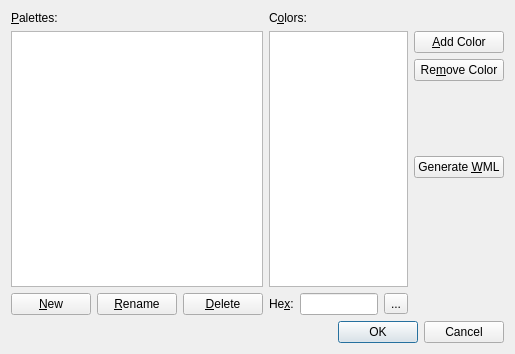
This is src/custompalettes.ui in irydacea/wespal as Qt 5 draws it before an edit. The edited form follows.
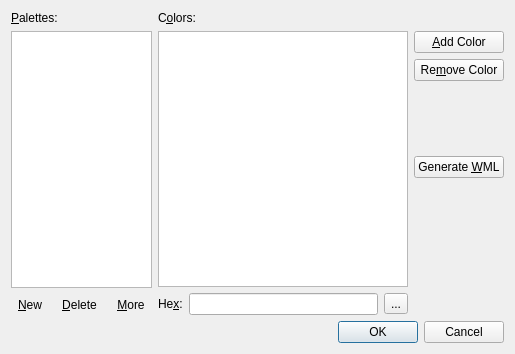
This is the edited form. Icons and pictures are not drawn.

Commit message: custompalettes: Redesign the palette controls, adding a 'More' dropdown menu button with the Rename and Duplicate (currently not implemented) items

Patch:
```diff
--- a/src/custompalettes.ui
+++ b/src/custompalettes.ui
@@ -34,24 +34,57 @@
        <item>
         <layout class="QHBoxLayout" name="horizontalLayout_4" stretch="1,1,1">
          <item>
-          <widget class="QPushButton" name="cmdAddPal">
+          <widget class="QToolButton" name="cmdAddPal">
            <property name="text">
             <string>&amp;New</string>
            </property>
-          </widget>
-         </item>
-         <item>
-          <widget class="QPushButton" name="cmdRenPal">
-           <property name="text">
-            <string>&amp;Rename</string>
+           <property name="icon">
+            <iconset theme="list-add"/>
            </property>
+           <property name="toolButtonStyle">
+            <enum>Qt::ToolButtonTextBesideIcon</enum>
+           </property>
+           <property name="autoRaise">
+            <bool>true</bool>
+           </property>
           </widget>
          </item>
          <item>
-          <widget class="QPushButton" name="cmdDelPal">
+          <widget class="QToolButton" name="cmdDelPal">
            <property name="text">
             <string>&amp;Delete</string>
            </property>
+           <property name="icon">
+            <iconset theme="list-remove"/>
+           </property>
+           <property name="toolButtonStyle">
+            <enum>Qt::ToolButtonTextBesideIcon</enum>
+           </property>
+           <property name="autoRaise">
+            <bool>true</bool>
+           </property>
+          </widget>
+         </item>
+         <item>
+          <widget class="QToolButton" name="tbMoreOptions">
+           <property name="sizePolicy">
+            <sizepolicy hsizetype="Fixed" vsizetype="Minimum">
+             <horstretch>0</horstretch>
+             <verstretch>0</verstretch>
+            </sizepolicy>
+           </property>
+           <property name="text">
+            <string>&amp;More</string>
+           </property>
+           <property name="popupMode">
+            <enum>QToolButton::InstantPopup</enum>
+           </property>
+           <property name="toolButtonStyle">
+            <enum>Qt::ToolButtonTextBesideIcon</enum>
+           </property>
+           <property name="autoRaise">
+            <bool>true</bool>
+           </property>
           </widget>
          </item>
         </layout>
```
Left out of the diff: 17 changed lines with no effect on the pictures. The commit also changes 2 other files.
